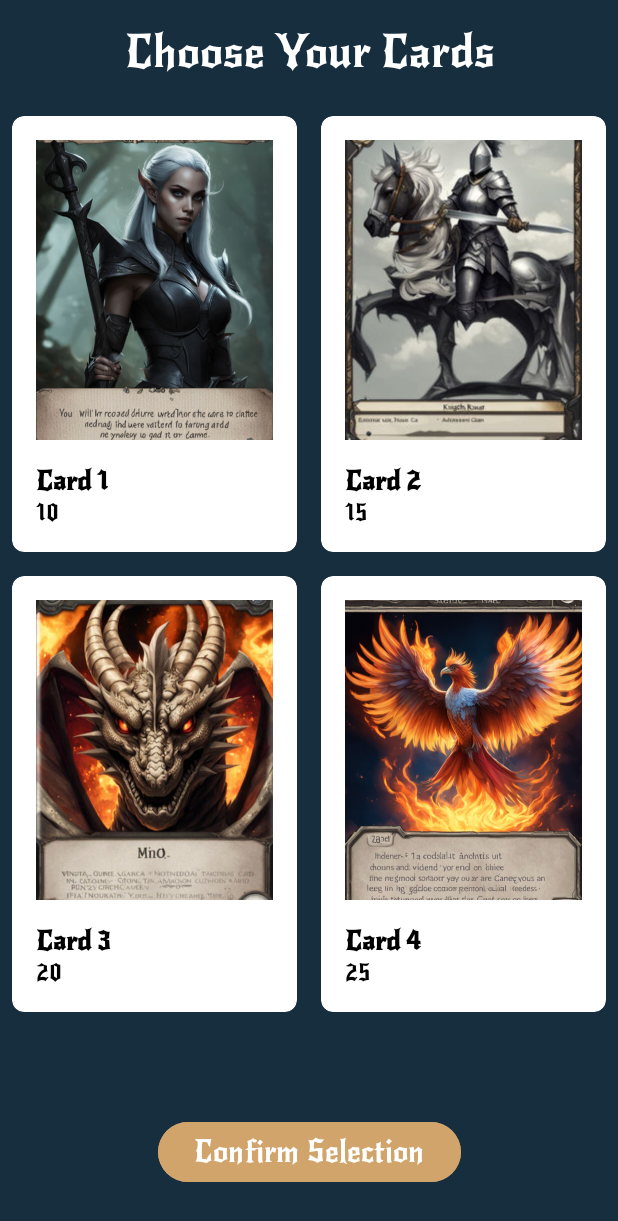
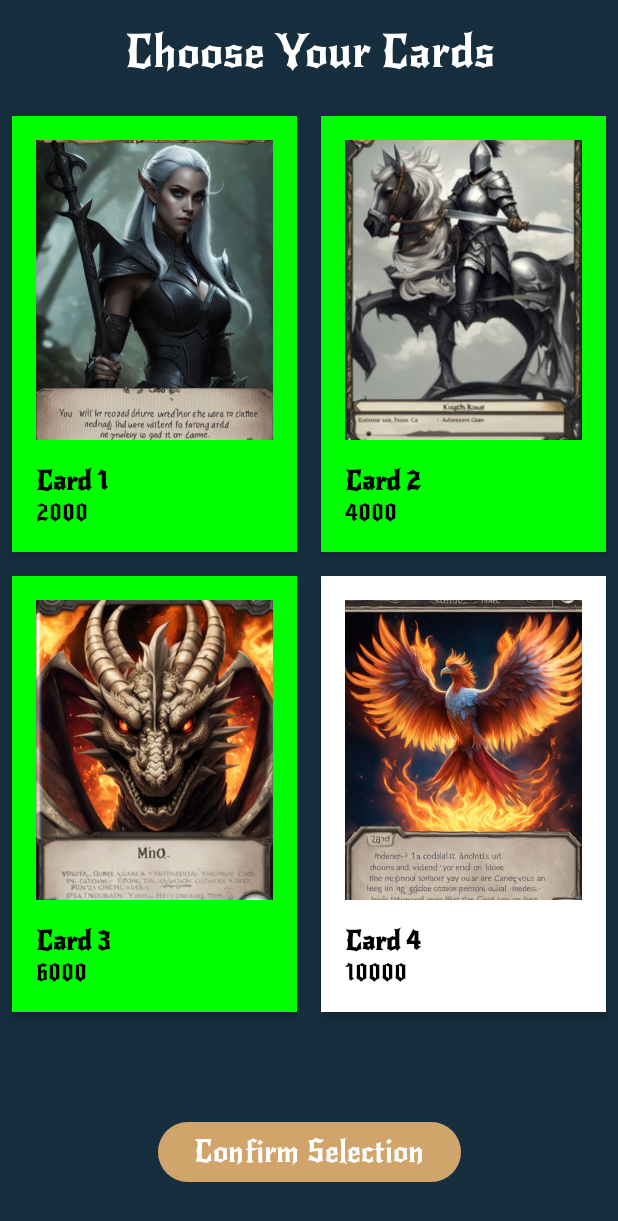
Before and after one commit to DaniellaVardi/War_of_Cards, an Android app: the GameSetupActivity screen opened directly, with no data from a screen before it, after a tap on "Card 3", on a phone screen of 412 x 824 dp. Shown: the top 1221 px of the screen. Run offline under Robolectric (Android 15) with nearby library versions, the phone set to English and light mode, and no system bars; 2 other taps on this screen came first.

Commit message:
make all the logic for GameSetupActivity

```diff
--- a/app/src/main/java/com/example/war_of_cards/GameSetupActivity.java
+++ b/app/src/main/java/com/example/war_of_cards/GameSetupActivity.java
@@ -1,9 +1,12 @@
 package com.example.war_of_cards;
 
+import android.annotation.SuppressLint;
+import android.content.Intent;
 import android.os.Bundle;
 import android.widget.Toast;
 
 import androidx.appcompat.app.AppCompatActivity;
+import androidx.core.content.ContextCompat;
 import androidx.recyclerview.widget.GridLayoutManager;
 import androidx.recyclerview.widget.RecyclerView;
 
@@ -20,6 +23,7 @@ public class GameSetupActivity extends AppCompatActivity implements CardAdapter.
     private MaterialButton setup_BTN_confirm;
     private List<Card> playerCards;
     private CardAdapter cardAdapter;
+    private Player player;
 
     @Override
     protected void onCreate(Bundle savedInstanceState) {
@@ -28,8 +32,9 @@ public class GameSetupActivity extends AppCompatActivity implements CardAdapter.
 
         setup_RV_cards = findViewById(R.id.setup_RV_cards);
         setup_BTN_confirm = findViewById(R.id.setup_BTN_confirm);
+        setup_BTN_confirm.setEnabled(false); // Disable button initially
 
-        // Initialize playerCards with the player's cards
+        player = new Player("John Doe", "123456789");  // Initialize Player with name "John"
         playerCards = getPlayerCards();
 
         cardAdapter = new CardAdapter(this, playerCards, this);
@@ -38,36 +43,45 @@ public class GameSetupActivity extends AppCompatActivity implements CardAdapter.
         setup_RV_cards.setAdapter(cardAdapter);
 
         setup_BTN_confirm.setOnClickListener(v -> {
-            // Handle card selection confirmation
-            // Example: print selected cards
-            List<Card> selectedCards = getSelectedCards();
-            for (Card card : selectedCards) {
-                System.out.println("Selected Card: " + card.getName());
-            }
+            ArrayList<Card> selectedCards = new ArrayList<>(player.getSelectedCards());
+            player.setSelectedCards(selectedCards);  // Ensure selected cards are set
+
+            Intent intent = new Intent(GameSetupActivity.this, MainActivity.class);
+            intent.putExtra("player1", player);  // Pass the player object
+            startActivity(intent);
         });
     }
 
     private List<Card> getPlayerCards() {
-        // Create a sample player and cards for testing
-        Player player = new Player("John Doe", "123456789");
-        player.addCard(new Card("Card 1", 100, 10, R.drawable.ic_card_2000));
-        player.addCard(new Card("Card 2", 150, 15, R.drawable.ic_card_4000));
-        player.addCard(new Card("Card 3", 200, 20, R.drawable.ic_card_6000));
-        player.addCard(new Card("Card 4", 250, 25, R.drawable.ic_card_10000));
+        player.addCard(new Card("Card 1", 2000, 10, R.drawable.ic_card_2000));
+        player.addCard(new Card("Card 2", 4000, 15, R.drawable.ic_card_4000));
+        player.addCard(new Card("Card 3", 6000, 20, R.drawable.ic_card_6000));
+        player.addCard(new Card("Card 4", 10000, 25, R.drawable.ic_card_10000));
         return player.getCards();
     }
 
-    private List<Card> getSelectedCards() {
-        // Example method to retrieve selected cards
-        // Implement logic to get selected cards from your adapter or UI
-        return new ArrayList<>();
-    }
-
+    @SuppressLint({"ResourceAsColor", "NotifyDataSetChanged"})
     @Override
     public void onCardClick(Card card) {
-        // Handle card click, possibly adding it to a selection list
-        // Example: Toggle card selection
-        Toast.makeText(this, "Clicked Card", Toast.LENGTH_SHORT).show();
-        System.out.println("Clicked Card: " + card.getName());
+        if (player.getSelectedCards().contains(card)) {
+            player.getSelectedCards().remove(card);
+            card.setSelected(false);
+        } else {
+            if (player.getSelectedCards().size() < 3) {
+                player.getSelectedCards().add(card);
+                card.setSelected(true);
+            } else {
+                Toast.makeText(this, "You can only select 3 cards", Toast.LENGTH_SHORT).show();
+            }
+        }
+
+        cardAdapter.notifyDataSetChanged();
+        setup_BTN_confirm.setEnabled(player.getSelectedCards().size() == 3);
+
+        if (setup_BTN_confirm.isEnabled()) {
+            setup_BTN_confirm.setBackgroundTintList(ContextCompat.getColorStateList(this, R.color.gold));
+        } else {
+            setup_BTN_confirm.setBackgroundTintList(ContextCompat.getColorStateList(this, R.color.gray));
+        }
     }
 }
--- a/app/src/main/java/com/example/war_of_cards/Logic/CardAdapter.java
+++ b/app/src/main/java/com/example/war_of_cards/Logic/CardAdapter.java
@@ -1,6 +1,7 @@
 package com.example.war_of_cards.Logic;
 
 import android.content.Context;
+import android.graphics.Color;
 import android.view.LayoutInflater;
 import android.view.View;
 import android.view.ViewGroup;
@@ -40,6 +41,14 @@ public class CardAdapter extends RecyclerView.Adapter<CardAdapter.CardViewHolder
         holder.cardName.setText(card.getName());
         holder.cardValue.setText(String.valueOf(card.getValue()));
         holder.cardImage.setImageResource(card.getImageResource());
+
+        // Highlight selected cards
+        if (card.isSelected()) {
+            holder.itemView.setBackgroundColor(Color.GREEN);
+        } else {
+            holder.itemView.setBackgroundColor(Color.WHITE);
+        }
+
         holder.itemView.setOnClickListener(v -> onCardClickListener.onCardClick(card));
     }
 
@@ -56,7 +65,7 @@ public class CardAdapter extends RecyclerView.Adapter<CardAdapter.CardViewHolder
 
         public CardViewHolder(@NonNull View itemView) {
             super(itemView);
-            cardImage = itemView.findViewById(R.id.item_card_IMG_image); // Ensure this matches XML ID
+            cardImage = itemView.findViewById(R.id.item_card_IMG_image);
             cardName = itemView.findViewById(R.id.item_card_LBL_name);
             cardValue = itemView.findViewById(R.id.item_card_LBL_value);
         }
--- a/app/src/main/java/com/example/war_of_cards/Model/Card.java
+++ b/app/src/main/java/com/example/war_of_cards/Model/Card.java
@@ -3,53 +3,72 @@ package com.example.war_of_cards.Model;
 import java.io.Serializable;
 
 public class Card implements Serializable {
+    private static final long serialVersionUID = 1L;
+
     private String name;
-    private int price;
     private int value;
+    private int power;
     private int imageResource;
+    private boolean selected; // Add this field
 
-    public Card() {}
-
-    public Card(String name, int price, int value, int imageResource) {
+    public Card(String name, int value, int power, int imageResource) {
         this.name = name;
-        this.price = price;
         this.value = value;
+        this.power = power;
         this.imageResource = imageResource;
+        this.selected = false; // Initialize as not selected
     }
 
+    // Getters and setters for the new field
+    public boolean isSelected() {
+        return selected;
+    }
+
+    public void setSelected(boolean selected) {
+        this.selected = selected;
+    }
+
+    // Other existing getters and setters...
     public String getName() {
         return name;
     }
 
-    public Card setName(String name) {
+    public void setName(String name) {
         this.name = name;
-        return this;
-    }
-
-    public int getPrice() {
-        return price;
-    }
-
-    public Card setPrice(int price) {
-        this.price = price;
-        return this;
     }
 
     public int getValue() {
         return value;
     }
 
-    public Card setValue(int value) {
+    public void setValue(int value) {
         this.value = value;
-        return this;
+    }
+
+    public int getPower() {
+        return power;
+    }
+
+    public void setPower(int power) {
+        this.power = power;
     }
 
     public int getImageResource() {
         return imageResource;
     }
 
-    public Card setImageResource(int imageResource) {
+    public void setImageResource(int imageResource) {
         this.imageResource = imageResource;
-        return this;
+    }
+
+    @Override
+    public String toString() {
+        return "Card{" +
+                "name='" + name + '\'' +
+                ", value=" + value +
+                ", power=" + power +
+                ", imageResource=" + imageResource +
+                ", selected=" + selected +
+                '}';
     }
 }
--- a/app/src/main/java/com/example/war_of_cards/Model/Player.java
+++ b/app/src/main/java/com/example/war_of_cards/Model/Player.java
@@ -1,9 +1,13 @@
 package com.example.war_of_cards.Model;
 
+import android.util.Log;
+
+import java.io.Serializable;
 import java.util.ArrayList;
 import java.util.List;
 
-public class Player {
+public class Player implements Serializable {
+    private static final long serialVersionUID = 1L; // Recommended for Serializable
     private String name;
     private String phoneNumber;
     private int coins;
@@ -14,8 +18,8 @@ public class Player {
         this.name = name;
         this.phoneNumber = phoneNumber;
         this.coins = 0;
-        this.cards = new ArrayList<Card>();
-        this.selectedCards = new ArrayList<Card>();
+        this.cards = new ArrayList<>();
+        this.selectedCards = new ArrayList<>();
     }
 
     public Player() {
@@ -45,6 +49,7 @@ public class Player {
 
     public Player setCoins(int coins) {
         this.coins = coins;
+        Log.d(" ", "The round is a draw.");
         return this;
     }
 
@@ -66,7 +71,6 @@ public class Player {
         return this;
     }
 
-
     public void addCard(Card card) {
         this.cards.add(card);
     }
@@ -83,7 +87,6 @@ public class Player {
         this.selectedCards.add(card);
     }
 
-
     @Override
     public String toString() {
         return "Player{" +
--- a/app/src/main/java/com/example/war_of_cards/Model/Shop.java
+++ b/app/src/main/java/com/example/war_of_cards/Model/Shop.java
@@ -15,8 +15,8 @@ public class Shop {
     }
 
     public boolean purchaseCard(Player player, Card card) {
-        if (player.getCoins() >= card.getPrice()) {
-            player.removeCoins(card.getPrice());
+        if (player.getCoins() >= card.getValue()) {
+            player.removeCoins(card.getValue());
             player.addCard(card);
             return true;
         }
--- a/app/src/main/res/layout/activity_game_setup.xml
+++ b/app/src/main/res/layout/activity_game_setup.xml
@@ -40,10 +40,11 @@
         android:textSize="20sp"
         android:fontFamily="@font/new_rocket"
         android:textColor="@color/white"
-        android:backgroundTint="@color/gold"
+        android:backgroundTint="@color/gray"
         app:layout_constraintBottom_toBottomOf="parent"
         app:layout_constraintStart_toStartOf="parent"
         app:layout_constraintEnd_toEndOf="parent"
+        android:enabled="false"
         android:layout_marginBottom="32dp"/>
 
 </androidx.constraintlayout.widget.ConstraintLayout>
--- a/app/src/main/res/values/colors.xml
+++ b/app/src/main/res/values/colors.xml
@@ -3,5 +3,6 @@
     <color name="black">#FF000000</color>
     <color name="white">#FFFFFFFF</color>
     <color name="gold">#D1A46C</color>
+    <color name="gray">#484A4F</color>
     <color name="selected_card">#4CAF50</color> <!-- Example color for selected cards -->
 </resources>
```
Also changed, not shown: app/src/main/java/com/example/war_of_cards/MainActivity.java (+17 -8 lines), app/src/main/java/com/example/war_of_cards/Model/Game.java (+32 -25 lines).
